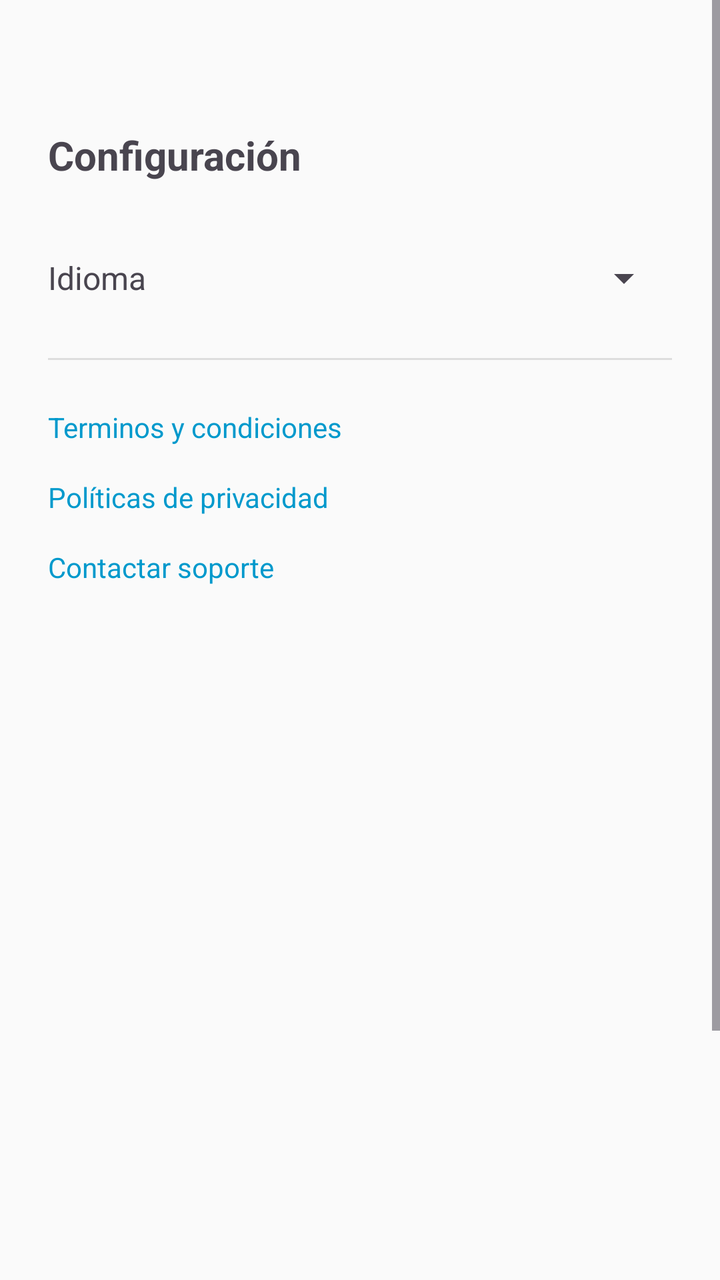
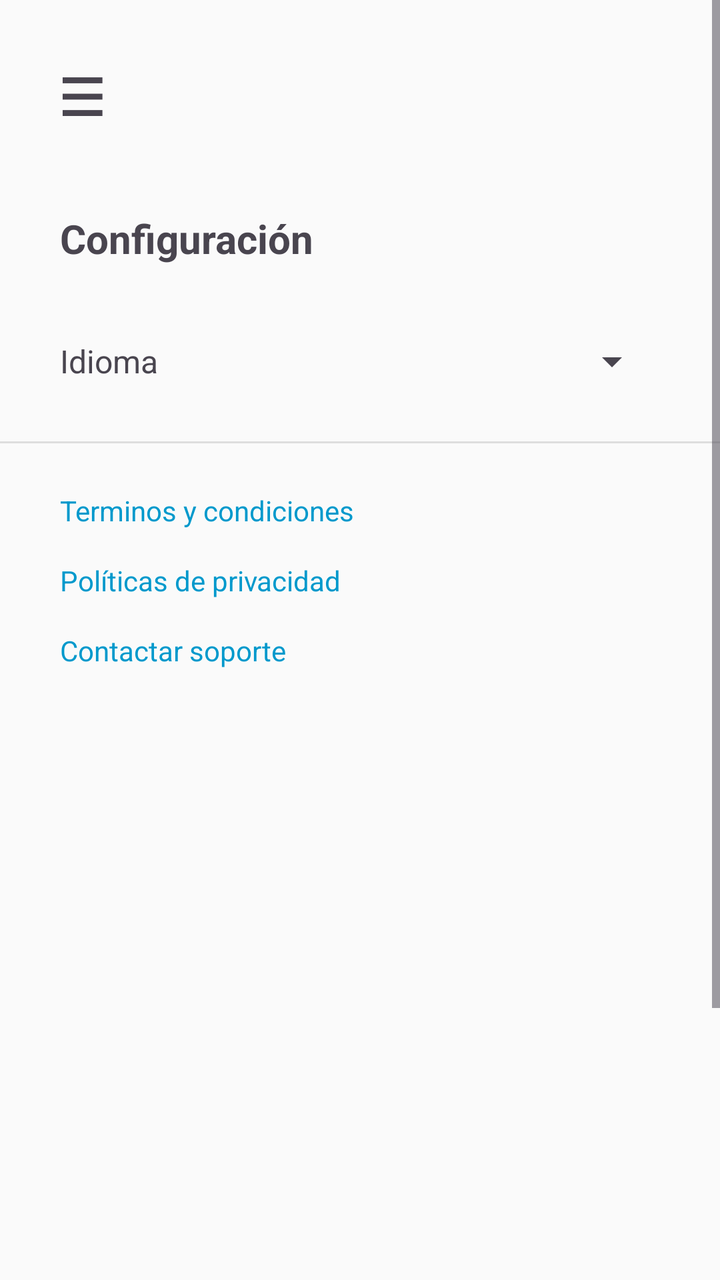

An Android layout rendered at two revisions. The XML below is the earlier revision; the diff shows what the commit changed to produce the second picture.
<!-- AndroidManifest.xml: application theme Theme.MyApplication -->
<!-- res/layout/fragment_settings.xml -->
<?xml version="1.0" encoding="utf-8"?>
<ScrollView xmlns:android="http://schemas.android.com/apk/res/android"
    android:layout_width="match_parent"
    android:layout_height="match_parent"
    android:background="#FAFAFA">

    <LinearLayout
        android:orientation="vertical"
        android:layout_width="match_parent"
        android:layout_height="match_parent"
        android:padding="24dp"
        android:weightSum="1">

        <TextView
            android:layout_width="wrap_content"
            android:layout_height="wrap_content"
            android:layout_marginTop="40dp"
            android:layout_marginBottom="24dp"
            android:text="@string/settings_title"
            android:textSize="20sp"
            android:textStyle="bold" />

        <LinearLayout
            android:layout_width="match_parent"
            android:layout_height="wrap_content"
            android:orientation="horizontal"
            android:gravity="center_vertical"
            android:paddingVertical="12dp">

            <TextView
                android:layout_width="0dp"
                android:layout_height="wrap_content"
                android:layout_weight="1"
                android:text="@string/settings_language"
                android:textSize="16sp" />

            <Spinner
                android:id="@+id/spinner_language"
                android:layout_width="wrap_content"
                android:layout_height="wrap_content" />
        </LinearLayout>

        <View
            android:layout_width="match_parent"
            android:layout_height="1dp"
            android:layout_marginVertical="16dp"
            android:background="#DDDDDD" />

        <TextView
            android:id="@+id/tv_terms"
            android:layout_width="match_parent"
            android:layout_height="wrap_content"
            android:clickable="true"
            android:focusable="true"
            android:paddingVertical="8dp"
            android:text="@string/settings_terms"
            android:textColor="@android:color/holo_blue_dark"
            android:textSize="14sp" />

        <TextView
            android:id="@+id/tv_privacy"
            android:layout_width="match_parent"
            android:layout_height="wrap_content"
            android:clickable="true"
            android:focusable="true"
            android:paddingVertical="8dp"
            android:text="@string/settings_privacy"
            android:textColor="@android:color/holo_blue_dark"
            android:textSize="14sp" />

        <TextView
            android:id="@+id/tv_contact_support"
            android:layout_width="match_parent"
            android:layout_height="wrap_content"
            android:clickable="true"
            android:focusable="true"
            android:paddingVertical="8dp"
            android:text="@string/settings_help"
            android:textColor="@android:color/holo_blue_dark"
            android:textSize="14sp" />

        <Space
            android:layout_width="363dp"
            android:layout_height="470dp"
            android:layout_weight="1" />

    </LinearLayout>
</ScrollView>
<!-- resources referenced by this layout -->
<resources>
  <string name="settings_help">Contactar soporte</string>
  <string name="settings_language">Idioma</string>
  <string name="settings_privacy">Políticas de privacidad</string>
  <string name="settings_terms">Terminos y condiciones</string>
  <string name="settings_title">Configuración</string>
  <style name="Theme.MyApplication" parent="Base.Theme.MyApplication" />
  <style name="Base.Theme.MyApplication" parent="Theme.Material3.DayNight.NoActionBar">
          
          
      </style>
</resources>

<!-- the commit's change to res/layout/fragment_settings.xml (unified diff, before → after) -->
@@ -8,8 +8,18 @@
         android:orientation="vertical"
         android:layout_width="match_parent"
         android:layout_height="match_parent"
-        android:padding="24dp"
+        android:paddingTop="20dp"
         android:weightSum="1">
+
+        <TextView
+            android:id="@+id/btnOpenDrawer"
+            android:layout_width="52dp"
+            android:layout_height="wrap_content"
+            android:text="☰"
+            android:textSize="26dp"
+            android:textStyle="bold"
+            android:layout_marginTop="10dp"
+            android:layout_marginLeft="30dp"/>
 
         <TextView
             android:layout_width="wrap_content"
@@ -18,14 +28,17 @@
             android:layout_marginBottom="24dp"
             android:text="@string/settings_title"
             android:textSize="20sp"
-            android:textStyle="bold" />
+            android:textStyle="bold"
+            android:layout_marginStart="30dp"/>
 
         <LinearLayout
             android:layout_width="match_parent"
             android:layout_height="wrap_content"
             android:orientation="horizontal"
             android:gravity="center_vertical"
-            android:paddingVertical="12dp">
+            android:paddingVertical="12dp"
+            android:layout_marginStart="30dp"
+            android:layout_marginEnd="30dp">
 
             <TextView
                 android:layout_width="0dp"
@@ -55,7 +68,9 @@
             android:paddingVertical="8dp"
             android:text="@string/settings_terms"
             android:textColor="@android:color/holo_blue_dark"
-            android:textSize="14sp" />
+            android:textSize="14sp"
+            android:layout_marginStart="30dp"
+            android:layout_marginEnd="30dp"/>
 
         <TextView
             android:id="@+id/tv_privacy"
@@ -66,7 +81,9 @@
             android:paddingVertical="8dp"
             android:text="@string/settings_privacy"
             android:textColor="@android:color/holo_blue_dark"
-            android:textSize="14sp" />
+            android:textSize="14sp"
+            android:layout_marginStart="30dp"
+            android:layout_marginEnd="30dp"/>
 
         <TextView
             android:id="@+id/tv_contact_support"
@@ -77,7 +94,9 @@
             android:paddingVertical="8dp"
             android:text="@string/settings_help"
             android:textColor="@android:color/holo_blue_dark"
-            android:textSize="14sp" />
+            android:textSize="14sp"
+            android:layout_marginStart="30dp"
+            android:layout_marginEnd="30dp"/>
 
         <Space
             android:layout_width="363dp"
